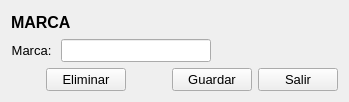
Before: the Qt Designer form Producto/marca.ui in radtek/manager, drawn with Qt 5.
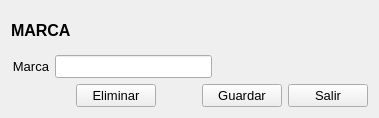
After: the same form once the commit is applied. Icons and pictures are not drawn.

```diff
--- a/Producto/marca.ui
+++ b/Producto/marca.ui
@@ -6,8 +6,8 @@
    <rect>
     <x>0</x>
     <y>0</y>
-    <width>349</width>
-    <height>102</height>
+    <width>379</width>
+    <height>118</height>
    </rect>
   </property>
   <property name="windowTitle">
@@ -55,7 +55,7 @@
         </font>
        </property>
        <property name="text">
-        <string>Marca: </string>
+        <string>Marca</string>
        </property>
        <property name="alignment">
         <set>Qt::AlignRight|Qt::AlignTrailing|Qt::AlignVCenter</set>
@@ -117,6 +117,16 @@
        <property name="text">
         <string>Eliminar</string>
        </property>
+       <property name="icon">
+        <iconset resource="../ManagerSystem/iconos.qrc">
+         <normaloff>:/new/Iconos/delete_32.png</normaloff>:/new/Iconos/delete_32.png</iconset>
+       </property>
+       <property name="iconSize">
+        <size>
+         <width>32</width>
+         <height>32</height>
+        </size>
+       </property>
       </widget>
      </item>
      <item>
@@ -145,6 +155,16 @@
        <property name="text">
         <string>Guardar</string>
        </property>
+       <property name="icon">
+        <iconset resource="../ManagerSystem/iconos.qrc">
+         <normaloff>:/new/Iconos/save.png</normaloff>:/new/Iconos/save.png</iconset>
+       </property>
+       <property name="iconSize">
+        <size>
+         <width>32</width>
+         <height>32</height>
+        </size>
+       </property>
       </widget>
      </item>
      <item>
@@ -157,6 +177,16 @@
        <property name="text">
         <string>Salir</string>
        </property>
+       <property name="icon">
+        <iconset resource="../ManagerSystem/iconos.qrc">
+         <normaloff>:/new/Iconos/salir_32.png</normaloff>:/new/Iconos/salir_32.png</iconset>
+       </property>
+       <property name="iconSize">
+        <size>
+         <width>32</width>
+         <height>32</height>
+        </size>
+       </property>
       </widget>
      </item>
     </layout>
```
Left out of the diff: 4 changed lines with no effect on the pictures.
